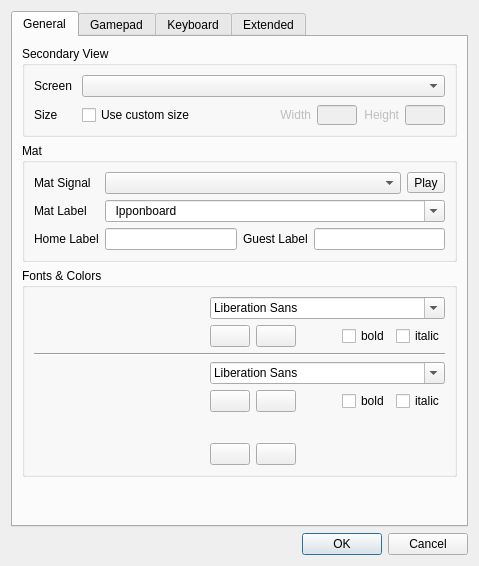
The window that desktop/base/SettingsDlg.ui (Judo-Meschede/Ipponboard-Meschede) describes before a commit, drawn with Qt 5.
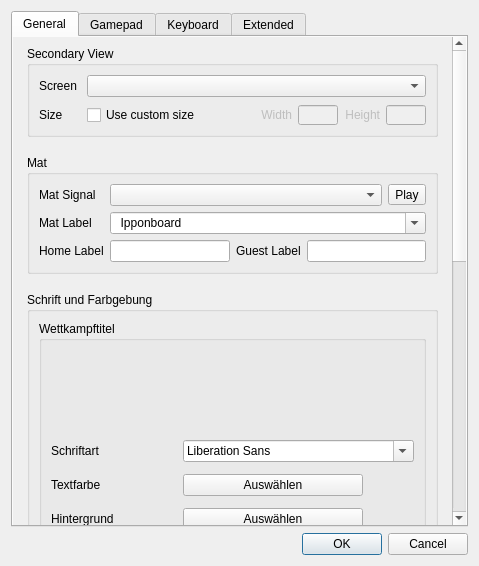
The same window after the commit. Icons and pictures are not drawn. Custom widgets are drawn as their Qt base class.

Commit message: Rebuild design tab into scrollable vertical sections; eliminate overlapping color controls

The edit to the form file:
```diff
--- a/desktop/base/SettingsDlg.ui
+++ b/desktop/base/SettingsDlg.ui
@@ -50,8 +50,9 @@
        <string>General</string>
       </attribute>
       <layout class="QVBoxLayout" name="verticalLayout_6">
-       <item>
-        <widget class="QGroupBox" name="groupBox_2nd_view">
+<property name="leftMargin"><number>0</number></property><property name="topMargin"><number>0</number></property><property name="rightMargin"><number>0</number></property><property name="bottomMargin"><number>0</number></property>
+<item><widget class="QScrollArea" name="scrollAreaSettingsDesign"><property name="widgetResizable"><bool>true</bool></property><property name="frameShape"><enum>QFrame::NoFrame</enum></property><property name="horizontalScrollBarPolicy"><enum>Qt::ScrollBarAlwaysOff</enum></property><widget class="QWidget" name="scrollAreaSettingsDesignContents"><property name="geometry"><rect><x>0</x><y>0</y><width>850</width><height>1400</height></rect></property><layout class="QVBoxLayout" name="layout_scroll_design"><property name="spacing"><number>18</number></property><property name="leftMargin"><number>14</number></property><property name="rightMargin"><number>14</number></property>
+<item><widget class="QGroupBox" name="groupBox_2nd_view">
          <property name="title">
           <string>Secondary View</string>
          </property>
@@ -207,10 +208,8 @@
            </layout>
           </item>
          </layout>
-        </widget>
-       </item>
-       <item>
-        <widget class="QGroupBox" name="groupBox_sound">
+        </widget></item>
+<item><widget class="QGroupBox" name="groupBox_sound">
          <property name="enabled">
           <bool>true</bool>
          </property>
@@ -358,37 +357,22 @@
            </widget>
           </item>
          </layout>
-        </widget>
-       </item>
-       <item>
-        <widget class="QGroupBox" name="groupBox_info_header">
-         <property name="enabled">
-          <bool>true</bool>
-         </property>
-         <property name="title">
-          <string>Fonts &amp;&amp; Colors</string>
-         </property>
-         <layout class="QGridLayout" name="gridLayout_7" rowstretch="0,0,0,0,0,0,1" columnstretch="1,0">
-          <item row="3" column="1">
-           <widget class="QFontComboBox" name="fontComboBox_fighters">
+        </widget></item>
+<item><widget class="QGroupBox" name="groupBox_info_header"><property name="title"><string>Schrift und Farbgebung</string></property><layout class="QVBoxLayout" name="vbox_design_colors"><property name="spacing"><number>20</number></property>
+ <item><widget class="QGroupBox" name="groupBox_design_title"><property name="title"><string>Wettkampftitel</string></property><layout class="QGridLayout" name="grid_design_title"><property name="verticalSpacing"><number>12</number></property><property name="horizontalSpacing"><number>18</number></property><item row="0" column="0" colspan="2"><widget class="ScaledText" name="text_text_sample" native="true">
+            <property name="minimumSize"><size><width>100</width><height>78</height></size></property>
+           </widget></item>
+<item row="1" column="0"><widget class="QLabel" name="lbl_font_title"><property name="text"><string>Schriftart</string></property></widget></item>
+<item row="1" column="1"><widget class="QFontComboBox" name="fontComboBox_infoHeader">
             <property name="fontFilters">
              <set>QFontComboBox::ScalableFonts</set>
             </property>
-           </widget>
-          </item>
-          <item row="4" column="1">
-           <layout class="QHBoxLayout" name="horizontalLayout_13" stretch="0,0,0,0,0">
-            <property name="leftMargin">
-             <number>0</number>
-            </property>
-            <property name="topMargin">
-             <number>0</number>
-            </property>
-            <item>
-             <widget class="QPushButton" name="toolButton_text_color_first">
+           </widget></item>
+<item row="2" column="0"><widget class="QLabel" name="lbl_fg_title"><property name="text"><string>Textfarbe</string></property></widget></item>
+<item row="2" column="1"><widget class="QPushButton" name="toolButton_text_color">
               <property name="maximumSize">
                <size>
-                <width>50</width>
+                <width>180</width>
                 <height>16777215</height>
                </size>
               </property>
@@ -398,204 +382,7 @@
               <property name="toolTip">
                <string>Sets the foreground color</string>
               </property>
-              <property name="text">
-               <string notr="true"/>
-              </property>
-              <property name="icon">
-               <iconset resource="ipponboard.qrc">
-                <normaloff>:/res/icons/color_fg.png</normaloff>:/res/icons/color_fg.png</iconset>
-              </property>
-              <property name="autoDefault">
-               <bool>false</bool>
-              </property>
-              <property name="flat">
-               <bool>false</bool>
-              </property>
-             </widget>
-            </item>
-            <item>
-             <widget class="QPushButton" name="toolButton_text_background_first">
-              <property name="sizePolicy">
-               <sizepolicy hsizetype="Preferred" vsizetype="Fixed">
-                <horstretch>0</horstretch>
-                <verstretch>0</verstretch>
-               </sizepolicy>
-              </property>
-              <property name="maximumSize">
-               <size>
-                <width>50</width>
-                <height>16777215</height>
-               </size>
-              </property>
-              <property name="cursor">
-               <cursorShape>PointingHandCursor</cursorShape>
-              </property>
-              <property name="toolTip">
-               <string>Sets the background color</string>
-              </property>
-              <property name="text">
-               <string notr="true"/>
-              </property>
-              <property name="icon">
-               <iconset resource="ipponboard.qrc">
-                <normaloff>:/res/icons/color_bg.png</normaloff>:/res/icons/color_bg.png</iconset>
-              </property>
-              <property name="autoDefault">
-               <bool>false</bool>
-              </property>
-              <property name="flat">
-               <bool>false</bool>
-              </property>
-             </widget>
-            </item>
-            <item>
-             <spacer name="horizontalSpacer_6">
-              <property name="orientation">
-               <enum>Qt::Horizontal</enum>
-              </property>
-              <property name="sizeHint" stdset="0">
-               <size>
-                <width>40</width>
-                <height>20</height>
-               </size>
-              </property>
-             </spacer>
-            </item>
-            <item>
-             <widget class="QCheckBox" name="checkBox_fighters_bold">
-              <property name="text">
-               <string>bold</string>
-              </property>
-             </widget>
-            </item>
-            <item>
-             <widget class="QCheckBox" name="checkBox_fighters_italic">
-              <property name="text">
-               <string>italic</string>
-              </property>
-             </widget>
-            </item>
-           </layout>
-          </item>
-          <item row="6" column="1">
-           <layout class="QHBoxLayout" name="horizontalLayout">
-            <property name="rightMargin">
-             <number>0</number>
-            </property>
-            <item>
-             <widget class="QPushButton" name="toolButton_text_color_second">
-              <property name="maximumSize">
-               <size>
-                <width>50</width>
-                <height>16777215</height>
-               </size>
-              </property>
-              <property name="cursor">
-               <cursorShape>PointingHandCursor</cursorShape>
-              </property>
-              <property name="toolTip">
-               <string>Sets the foreground color</string>
-              </property>
-              <property name="text">
-               <string notr="true"/>
-              </property>
-              <property name="icon">
-               <iconset resource="ipponboard.qrc">
-                <normaloff>:/res/icons/color_fg.png</normaloff>:/res/icons/color_fg.png</iconset>
-              </property>
-              <property name="autoDefault">
-               <bool>false</bool>
-              </property>
-              <property name="flat">
-               <bool>false</bool>
-              </property>
-             </widget>
-            </item>
-            <item>
-             <widget class="QPushButton" name="toolButton_text_background_second">
-              <property name="sizePolicy">
-               <sizepolicy hsizetype="Preferred" vsizetype="Fixed">
-                <horstretch>0</horstretch>
-                <verstretch>0</verstretch>
-               </sizepolicy>
-              </property>
-              <property name="maximumSize">
-               <size>
-                <width>50</width>
-                <height>16777215</height>
-               </size>
-              </property>
-              <property name="cursor">
-               <cursorShape>PointingHandCursor</cursorShape>
-              </property>
-              <property name="toolTip">
-               <string>Sets the background color</string>
-              </property>
-              <property name="text">
-               <string notr="true"/>
-              </property>
-              <property name="icon">
-               <iconset resource="ipponboard.qrc">
-                <normaloff>:/res/icons/color_bg.png</normaloff>:/res/icons/color_bg.png</iconset>
-              </property>
-              <property name="autoDefault">
-               <bool>false</bool>
-              </property>
-              <property name="flat">
-               <bool>false</bool>
-              </property>
-             </widget>
-            </item>
-            <item>
-             <spacer name="horizontalSpacer_7">
-              <property name="orientation">
-               <enum>Qt::Horizontal</enum>
-              </property>
-              <property name="sizeHint" stdset="0">
-               <size>
-                <width>40</width>
-                <height>20</height>
-               </size>
-              </property>
-             </spacer>
-            </item>
-           </layout>
-          </item>
-          <item row="5" column="1">
-           <spacer name="verticalSpacer_2">
-            <property name="orientation">
-             <enum>Qt::Vertical</enum>
-            </property>
-            <property name="sizeHint" stdset="0">
-             <size>
-              <width>20</width>
-              <height>20</height>
-             </size>
-            </property>
-           </spacer>
-          </item>
-          <item row="1" column="1">
-           <layout class="QHBoxLayout" name="horizontalLayout_10">
-            <property name="topMargin">
-             <number>0</number>
-            </property>
-            <item>
-             <widget class="QPushButton" name="toolButton_text_color">
-              <property name="maximumSize">
-               <size>
-                <width>50</width>
-                <height>16777215</height>
-               </size>
-              </property>
-              <property name="cursor">
-               <cursorShape>PointingHandCursor</cursorShape>
-              </property>
-              <property name="toolTip">
-               <string>Sets the foreground color</string>
-              </property>
-              <property name="text">
-               <string/>
-              </property>
+              <property name="text"><string>Auswählen</string></property>
               <property name="icon">
                <iconset resource="ipponboard.qrc">
                 <normaloff>:/res/icons/color_fg.png</normaloff>:/res/icons/color_fg.png</iconset>
@@ -609,10 +396,9 @@
               <property name="flat">
                <bool>false</bool>
               </property>
-             </widget>
-            </item>
-            <item>
-             <widget class="QPushButton" name="toolButton_text_background">
+             </widget></item>
+<item row="3" column="0"><widget class="QLabel" name="lbl_bg_title"><property name="text"><string>Hintergrund</string></property></widget></item>
+<item row="3" column="1"><widget class="QPushButton" name="toolButton_text_background">
               <property name="sizePolicy">
                <sizepolicy hsizetype="Preferred" vsizetype="Fixed">
                 <horstretch>0</horstretch>
@@ -621,7 +407,7 @@
               </property>
               <property name="maximumSize">
                <size>
-                <width>50</width>
+                <width>180</width>
                 <height>16777215</height>
                </size>
               </property>
@@ -631,9 +417,7 @@
               <property name="toolTip">
                <string>Sets the background color</string>
               </property>
-              <property name="text">
-               <string notr="true"/>
-              </property>
+              <property name="text"><string>Auswählen</string></property>
               <property name="icon">
                <iconset resource="ipponboard.qrc">
                 <normaloff>:/res/icons/color_bg.png</normaloff>:/res/icons/color_bg.png</iconset>
@@ -641,102 +425,163 @@
               <property name="flat">
                <bool>false</bool>
               </property>
-             </widget>
-            </item>
-            <item>
-             <spacer name="horizontalSpacer_5">
-              <property name="orientation">
-               <enum>Qt::Horizontal</enum>
-              </property>
-              <property name="sizeHint" stdset="0">
-               <size>
-                <width>40</width>
-                <height>20</height>
-               </size>
-              </property>
-             </spacer>
-            </item>
-            <item>
-             <widget class="QCheckBox" name="checkBox_text_bold">
+             </widget></item>
+<item row="4" column="0"><widget class="QCheckBox" name="checkBox_text_bold">
               <property name="text">
                <string>bold</string>
               </property>
-             </widget>
-            </item>
-            <item>
-             <widget class="QCheckBox" name="checkBox_text_italic">
+             </widget></item>
+<item row="4" column="1"><widget class="QCheckBox" name="checkBox_text_italic">
               <property name="text">
                <string>italic</string>
               </property>
-             </widget>
-            </item>
-           </layout>
-          </item>
-          <item row="2" column="0" colspan="2">
-           <widget class="Line" name="line">
-            <property name="orientation">
-             <enum>Qt::Horizontal</enum>
-            </property>
-           </widget>
-          </item>
-          <item row="0" column="1">
-           <widget class="QFontComboBox" name="fontComboBox_infoHeader">
-            <property name="fontFilters">
-             <set>QFontComboBox::ScalableFonts</set>
-            </property>
-           </widget>
-          </item>
-          <item row="5" column="0" rowspan="2">
-           <widget class="ScaledText" name="text_color_second" native="true">
-            <property name="minimumSize">
-             <size>
-              <width>50</width>
-              <height>20</height>
-             </size>
-            </property>
-           </widget>
-          </item>
-          <item row="0" column="0" rowspan="2">
-           <widget class="ScaledText" name="text_text_sample" native="true">
-            <property name="minimumSize">
-             <size>
-              <width>50</width>
-              <height>0</height>
-             </size>
-            </property>
-           </widget>
-          </item>
-          <item row="3" column="0" rowspan="2">
-           <widget class="ScaledText" name="text_color_first" native="true">
-            <property name="minimumSize">
-             <size>
-              <width>50</width>
-              <height>20</height>
-             </size>
-            </property>
+             </widget></item></layout></widget></item>
+ <item><widget class="QGroupBox" name="groupBox_design_white"><property name="title"><string>Kämpfer – Weiß</string></property><layout class="QGridLayout" name="grid_design_white"><property name="verticalSpacing"><number>12</number></property><property name="horizontalSpacing"><number>18</number></property><item row="0" column="0" colspan="2"><widget class="ScaledText" name="text_color_first" native="true">
+            <property name="minimumSize"><size><width>100</width><height>78</height></size></property>
             <property name="toolTip">
              <string/>
             </property>
-           </widget>
-          </item>
-         </layout>
-        </widget>
-       </item>
-       <item>
-        <spacer name="verticalSpacer_3">
-         <property name="orientation">
-          <enum>Qt::Vertical</enum>
-         </property>
-         <property name="sizeHint" stdset="0">
-          <size>
-           <width>20</width>
-           <height>40</height>
-          </size>
-         </property>
-        </spacer>
-       </item>
-      </layout>
-     </widget>
+           </widget></item>
+<item row="1" column="0"><widget class="QLabel" name="lbl_font_white"><property name="text"><string>Schriftart</string></property></widget></item>
+<item row="1" column="1"><widget class="QFontComboBox" name="fontComboBox_fighters">
+            <property name="fontFilters">
+             <set>QFontComboBox::ScalableFonts</set>
+            </property>
+           </widget></item>
+<item row="2" column="0"><widget class="QLabel" name="lbl_fg_white"><property name="text"><string>Textfarbe</string></property></widget></item>
+<item row="2" column="1"><widget class="QPushButton" name="toolButton_text_color_first">
+              <property name="maximumSize">
+               <size>
+                <width>180</width>
+                <height>16777215</height>
+               </size>
+              </property>
+              <property name="cursor">
+               <cursorShape>PointingHandCursor</cursorShape>
+              </property>
+              <property name="toolTip">
+               <string>Sets the foreground color</string>
+              </property>
+              <property name="text"><string>Auswählen</string></property>
+              <property name="icon">
+               <iconset resource="ipponboard.qrc">
+                <normaloff>:/res/icons/color_fg.png</normaloff>:/res/icons/color_fg.png</iconset>
+              </property>
+              <property name="autoDefault">
+               <bool>false</bool>
+              </property>
+              <property name="flat">
+               <bool>false</bool>
+              </property>
+             </widget></item>
+<item row="3" column="0"><widget class="QLabel" name="lbl_bg_white"><property name="text"><string>Hintergrund</string></property></widget></item>
+<item row="3" column="1"><widget class="QPushButton" name="toolButton_text_background_first">
+              <property name="sizePolicy">
+               <sizepolicy hsizetype="Preferred" vsizetype="Fixed">
+                <horstretch>0</horstretch>
+                <verstretch>0</verstretch>
+               </sizepolicy>
+              </property>
+              <property name="maximumSize">
+               <size>
+                <width>180</width>
+                <height>16777215</height>
+               </size>
+              </property>
+              <property name="cursor">
+               <cursorShape>PointingHandCursor</cursorShape>
+              </property>
+              <property name="toolTip">
+               <string>Sets the background color</string>
+              </property>
+              <property name="text"><string>Auswählen</string></property>
+              <property name="icon">
+               <iconset resource="ipponboard.qrc">
+                <normaloff>:/res/icons/color_bg.png</normaloff>:/res/icons/color_bg.png</iconset>
+              </property>
+              <property name="autoDefault">
+               <bool>false</bool>
+              </property>
+              <property name="flat">
+               <bool>false</bool>
+              </property>
+             </widget></item>
+<item row="4" column="0"><widget class="QCheckBox" name="checkBox_fighters_bold">
+              <property name="text">
+               <string>bold</string>
+              </property>
+             </widget></item>
+<item row="4" column="1"><widget class="QCheckBox" name="checkBox_fighters_italic">
+              <property name="text">
+               <string>italic</string>
+              </property>
+             </widget></item></layout></widget></item>
+ <item><widget class="QGroupBox" name="groupBox_design_blue"><property name="title"><string>Kämpfer – Blau</string></property><layout class="QGridLayout" name="grid_design_blue"><property name="verticalSpacing"><number>12</number></property><property name="horizontalSpacing"><number>18</number></property><item row="0" column="0" colspan="2"><widget class="ScaledText" name="text_color_second" native="true">
+            <property name="minimumSize"><size><width>100</width><height>78</height></size></property>
+           </widget></item>
+<item row="1" column="0" colspan="2"><widget class="QLabel" name="lbl_shared_blue"><property name="text"><string>Schriftart und Stil werden für beide Kämpfer gemeinsam gewählt.</string></property></widget></item>
+<item row="2" column="0"><widget class="QLabel" name="lbl_fg_blue"><property name="text"><string>Textfarbe</string></property></widget></item>
+<item row="2" column="1"><widget class="QPushButton" name="toolButton_text_color_second">
+              <property name="maximumSize">
+               <size>
+                <width>180</width>
+                <height>16777215</height>
+               </size>
+              </property>
+              <property name="cursor">
+               <cursorShape>PointingHandCursor</cursorShape>
+              </property>
+              <property name="toolTip">
+               <string>Sets the foreground color</string>
+              </property>
+              <property name="text"><string>Auswählen</string></property>
+              <property name="icon">
+               <iconset resource="ipponboard.qrc">
+                <normaloff>:/res/icons/color_fg.png</normaloff>:/res/icons/color_fg.png</iconset>
+              </property>
+              <property name="autoDefault">
+               <bool>false</bool>
+              </property>
+              <property name="flat">
+               <bool>false</bool>
+              </property>
+             </widget></item>
+<item row="3" column="0"><widget class="QLabel" name="lbl_bg_blue"><property name="text"><string>Hintergrund</string></property></widget></item>
+<item row="3" column="1"><widget class="QPushButton" name="toolButton_text_background_second">
+              <property name="sizePolicy">
+               <sizepolicy hsizetype="Preferred" vsizetype="Fixed">
+                <horstretch>0</horstretch>
+                <verstretch>0</verstretch>
+               </sizepolicy>
+              </property>
+              <property name="maximumSize">
+               <size>
+                <width>180</width>
+                <height>16777215</height>
+               </size>
+              </property>
+              <property name="cursor">
+               <cursorShape>PointingHandCursor</cursorShape>
+              </property>
+              <property name="toolTip">
+               <string>Sets the background color</string>
+              </property>
+              <property name="text"><string>Auswählen</string></property>
+              <property name="icon">
+               <iconset resource="ipponboard.qrc">
+                <normaloff>:/res/icons/color_bg.png</normaloff>:/res/icons/color_bg.png</iconset>
+              </property>
+              <property name="autoDefault">
+               <bool>false</bool>
+              </property>
+              <property name="flat">
+               <bool>false</bool>
+              </property>
+             </widget></item></layout></widget></item>
+ </layout></widget></item>
+<item><spacer name="spacer_scrolled_design"><property name="orientation"><enum>Qt::Vertical</enum></property><property name="sizeHint" stdset="0"><size><width>20</width><height>20</height></size></property></spacer></item>
+</layout></widget></widget></item>
+</layout></widget>
      <widget class="QWidget" name="tab_gamepad">
       <attribute name="icon">
        <iconset resource="ipponboard.qrc">
```
